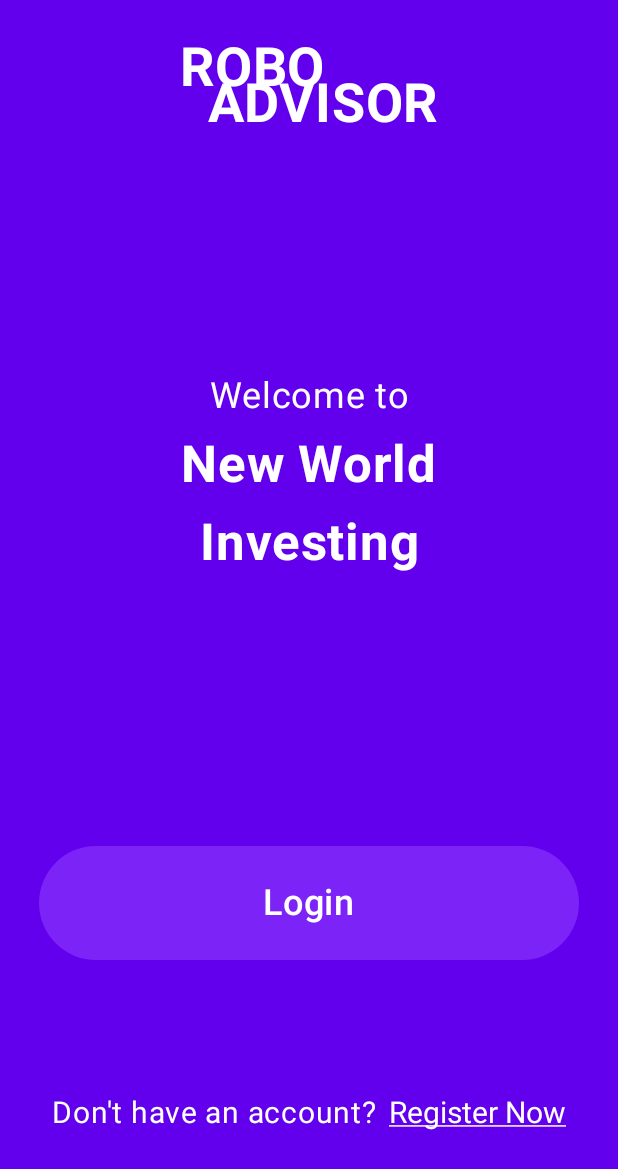
After one commit to roihas1/ProjectApp, an Android app built with Jetpack Compose: the composable WelcomeScreen shown on its own in the app's theme, on a phone screen of 412 x 824 dp. The commit adds this screen. Shown: the top 1169 px of the screen. Run offline under Robolectric (Android 15) with nearby library versions, the phone set to English and light mode, and no system bars.

Commit message:
minor changes on the welcome screen

```diff
--- /dev/null
+++ b/app/src/main/java/com/example/projectapp/WelcomeScreen.kt
@@ -0,0 +1,159 @@
+package com.example.projectapp
+
+import android.graphics.drawable.shapes.Shape
+import androidx.compose.foundation.Canvas
+import androidx.compose.foundation.background
+import androidx.compose.foundation.layout.Arrangement
+import androidx.compose.foundation.layout.Box
+import androidx.compose.foundation.layout.Column
+import androidx.compose.foundation.layout.Row
+import androidx.compose.foundation.layout.Spacer
+import androidx.compose.foundation.layout.fillMaxHeight
+import androidx.compose.foundation.layout.fillMaxSize
+import androidx.compose.foundation.layout.fillMaxWidth
+import androidx.compose.foundation.layout.height
+import androidx.compose.foundation.layout.padding
+import androidx.compose.foundation.layout.size
+import androidx.compose.foundation.text.ClickableText
+import androidx.compose.material3.Button
+import androidx.compose.material3.ButtonDefaults
+import androidx.compose.material3.Text
+import androidx.compose.runtime.Composable
+import androidx.compose.ui.Alignment
+import androidx.compose.ui.Modifier
+import androidx.compose.ui.geometry.Offset
+import androidx.compose.ui.geometry.Rect
+import androidx.compose.ui.geometry.Size
+import androidx.compose.ui.graphics.Color
+import androidx.compose.ui.graphics.PaintingStyle.Companion.Stroke
+import androidx.compose.ui.graphics.Path
+import androidx.compose.ui.graphics.drawscope.Stroke
+import androidx.compose.ui.text.AnnotatedString
+import androidx.compose.ui.text.TextStyle
+import androidx.compose.ui.text.font.FontStyle
+import androidx.compose.ui.text.font.FontWeight
+import androidx.compose.ui.text.style.TextDecoration
+import androidx.compose.ui.tooling.preview.Preview
+import androidx.compose.ui.unit.dp
+import androidx.compose.ui.unit.sp
+import com.example.projectapp.ui.theme.ProjectAppTheme
+
+object MyColors {
+    val Primary = Color(0xFF6200EE)
+    val ButtonColor = Color(0xFF7C24F8)
+    val PrimaryVariant = Color(0xFF3700B3)
+    val Secondary = Color(0xFF03DAC6)
+    val SecondaryVariant = Color(0xFF018786)
+
+}
+
+@Composable
+fun Title(modifier: Modifier = Modifier) {
+    Box(
+        modifier = Modifier
+            .fillMaxWidth()
+            .padding(24.dp),
+        contentAlignment = Alignment.Center
+    ) {
+        Text(
+            modifier= Modifier,
+            text = "ROBO\n  ADVISOR",
+            fontSize = 36.sp,
+            fontWeight = FontWeight.Bold,
+            color = Color.White
+        )
+    }
+}
+@Composable
+fun WelcomeScreen(modifier: Modifier = Modifier) {
+    Column(
+        modifier = modifier
+            .fillMaxSize()
+            .background(MyColors.Primary),
+        horizontalAlignment = Alignment.CenterHorizontally,
+        verticalArrangement = Arrangement.spacedBy(8.dp),
+
+        ){
+        Title(modifier)
+        Spacer(modifier = modifier.height(16.dp))
+        Box(
+            modifier = modifier.fillMaxHeight(0.5f),
+            contentAlignment = Alignment.Center
+
+        ) {
+
+            Column(
+                horizontalAlignment = Alignment.CenterHorizontally,
+                verticalArrangement = Arrangement.spacedBy(12.dp)
+            ) {
+                Text(
+                    text = "Welcome to",
+                    color = Color.White,
+                    fontSize = 24.sp
+                )
+                Text(
+                    text = "New World",
+                    fontSize = 34.sp,
+                    fontWeight = FontWeight.Bold,
+                    color = Color.White
+                )
+                Text(
+                    text = "Investing",
+                    fontSize= 34.sp,
+                    color = Color.White,
+                    fontWeight = FontWeight.Bold
+
+                )
+            }
+        }
+        Spacer(modifier = Modifier.weight(1f))
+        Button(
+            modifier = modifier
+                .fillMaxWidth()
+                .padding(26.dp),
+            colors = ButtonDefaults.buttonColors(
+                contentColor = Color.White,
+                containerColor = MyColors.ButtonColor
+            ),
+            onClick = { /*TODO*/ },
+        ) {
+            Text(
+                text = "Login",
+                modifier=modifier.padding(16.dp),
+                fontSize = 24.sp
+            )
+        }
+        Spacer(modifier = modifier.height(32.dp))
+        Row(
+            modifier = modifier.padding(16.dp),
+            horizontalArrangement = Arrangement.spacedBy(8.dp),
+
+        ) {
+            Text(
+                text = "Don't have an account?",
+                color = Color.White,
+                fontSize = 20.sp
+            )
+            ClickableText(
+                text = AnnotatedString("Register Now"),
+                onClick = {/*todo*/},
+                style = TextStyle(
+                    color = Color.White,
+                    fontSize = 20.sp,
+                    textDecoration = TextDecoration.Underline
+                )
+            )
+        }
+        Spacer(modifier = modifier.height(46.dp))
+
+
+    }
+
+}
+@Preview
+@Composable
+fun WelcomeScreenPreview() {
+    ProjectAppTheme {
+        WelcomeScreen()
+    }
+}
```
Also changed, not shown: app/src/main/java/com/example/projectapp/MainActivity.kt (+5 -116 lines).
